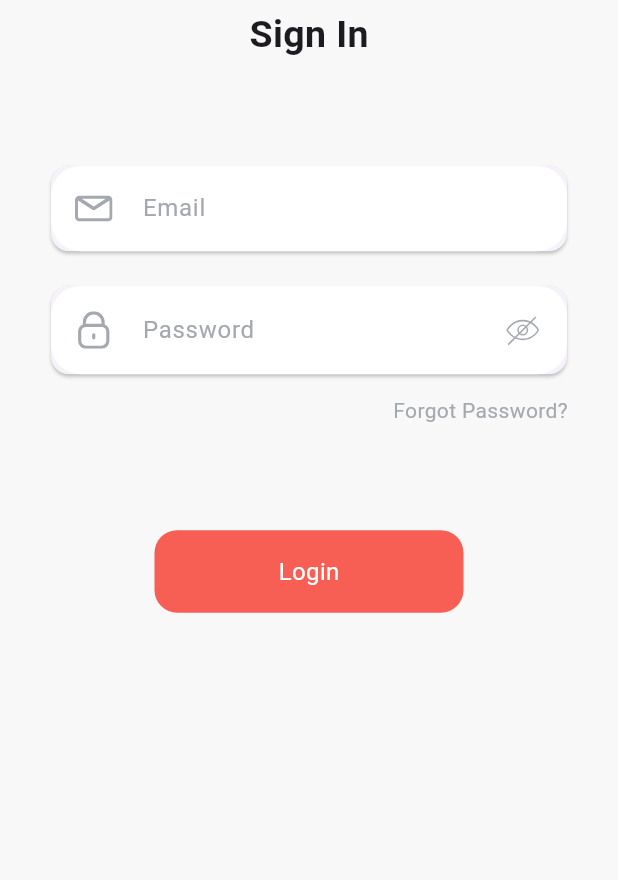
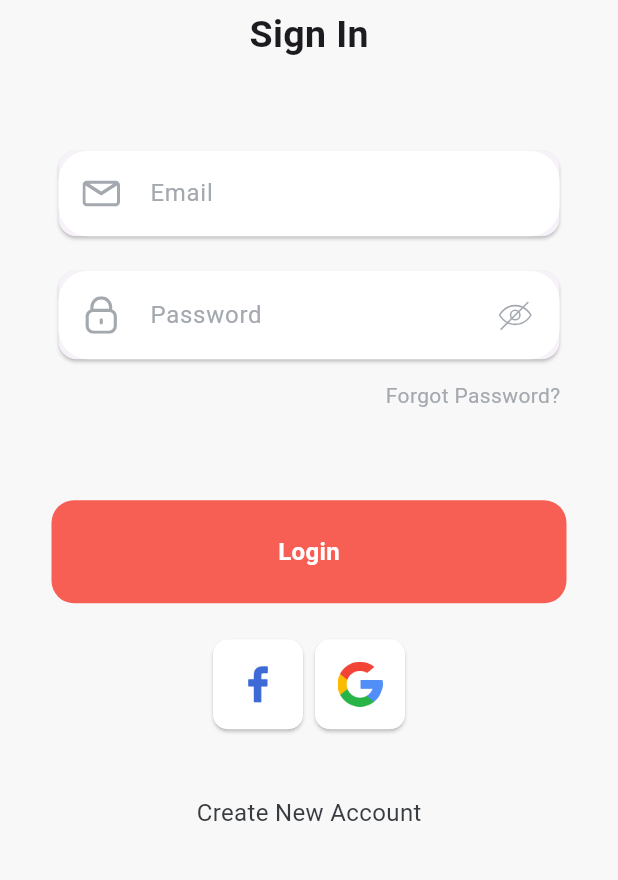
Before and after one commit to hasan972/dokan, a Flutter app: the screen it shows after launch, on a phone screen of 412 x 824 dp, the part 317-1197 px from its top. Run offline on Flutter 3.47's test engine with Material 3 defaults, Android fonts, the phone set to English and light mode, and no system bars; our stand-ins replace animated_splash_screen, flutter_svg.

Commit message:
Finish Login Page UI Part

```diff
--- a/lib/UI/login.dart
+++ b/lib/UI/login.dart
@@ -1,5 +1,7 @@
+import 'package:dokan/UI/registrationPage.dart';
 import 'package:dokan/widget/default_text_form_field.dart';
 import 'package:dokan/widget/my_colors.dart';
+import 'package:dokan/widget/socialIcon.dart';
 import 'package:flutter/material.dart';
 
 class LoginPage extends StatefulWidget {
@@ -22,6 +24,7 @@ class _LoginPageState extends State<LoginPage> {
       child: Scaffold(
         backgroundColor: Color.fromRGBO(248, 248, 248, 1),
         body: SingleChildScrollView(
+          padding: EdgeInsets.fromLTRB(5, 0, 5, 20),
           child: Column(
             children: [
               SizedBox(
@@ -55,8 +58,8 @@ class _LoginPageState extends State<LoginPage> {
                   )
                 ],
               ),
-              SizedBox(
-                height: 50,
+              const SizedBox(
+                height: 40,
               ),
               Form(
                 key: _formKey,
@@ -122,20 +125,63 @@ class _LoginPageState extends State<LoginPage> {
                 ],
               ),
               const SizedBox(
-                height: 70,
+                height: 60,
               ),
               Container(
                 alignment: Alignment.center,
-                height: MediaQuery.of(context).size.height / 15,
-                width: MediaQuery.of(context).size.width / 2,
+                height: MediaQuery.of(context).size.height / 12,
+                width: MediaQuery.of(context).size.width / 1.2,
                 decoration: BoxDecoration(
                   color: MyColors().mainColor,
                   borderRadius: BorderRadius.circular(15),
                 ),
                 child: Text(
                   'Login',
-                  style: TextStyle(color: MyColors().white, fontSize: 16),
+                  style: TextStyle(
+                      color: MyColors().white,
+                      fontSize: 16,
+                      fontWeight: FontWeight.bold),
                 ),
+              ),
+              const SizedBox(
+                height: 20,
+              ),
+              const Row(
+                mainAxisAlignment: MainAxisAlignment.center,
+                children: [
+                  SocialIcon(
+                    image: AssetImage('assets/images/facebook.png'),
+                  ),
+                  SocialIcon(
+                    image: AssetImage('assets/images/search.png'),
+                  ),
+                ],
+              ),
+              const SizedBox(
+                height: 40,
+              ),
+              Column(
+                children: [
+                  GestureDetector(
+                    onTap: () {
+                      Navigator.push(
+                        context,
+                        MaterialPageRoute(
+                            builder: (context) => RegistrationPage()),
+                      );
+                    },
+                    child:const Align(
+                      alignment: Alignment.center,
+                      child: Text(
+                        'Create New Account',
+                        style: TextStyle(
+                          fontSize: 16,
+                          color: Color.fromRGBO(56, 60, 64, 1),
+                        ),
+                      ),
+                    ),
+                  ),
+                ],
               ),
             ],
           ),
--- /dev/null
+++ b/lib/UI/registrationPage.dart
@@ -0,0 +1,10 @@
+import 'package:flutter/material.dart';
+
+class RegistrationPage extends StatelessWidget {
+  const RegistrationPage({super.key});
+
+  @override
+  Widget build(BuildContext context) {
+    return Container();
+  }
+}
--- /dev/null
+++ b/lib/widget/socialIcon.dart
@@ -0,0 +1,29 @@
+import 'package:dokan/widget/my_colors.dart';
+import 'package:flutter/material.dart';
+
+class SocialIcon extends StatelessWidget {
+  final ImageProvider image;
+  const SocialIcon({Key? key, required this.image}) : super(key: key);
+
+  @override
+  Widget build(BuildContext context) {
+    return Card(
+      elevation: 1,
+      shape: RoundedRectangleBorder(
+        borderRadius: BorderRadius.circular(10),
+      ),
+      child: ClipRRect(
+        borderRadius: BorderRadius.circular(10),
+        child: Container(
+          color: MyColors().white,
+          padding: const EdgeInsets.all(7),
+          height: 60,
+          child: Padding(
+            padding: const EdgeInsets.all(8.0),
+            child: Image(image: image),
+          ),
+        ),
+      ),
+    );
+  }
+}
```
Also changed, not shown: assets/images/facebook.png (added), assets/images/search.png (added).
